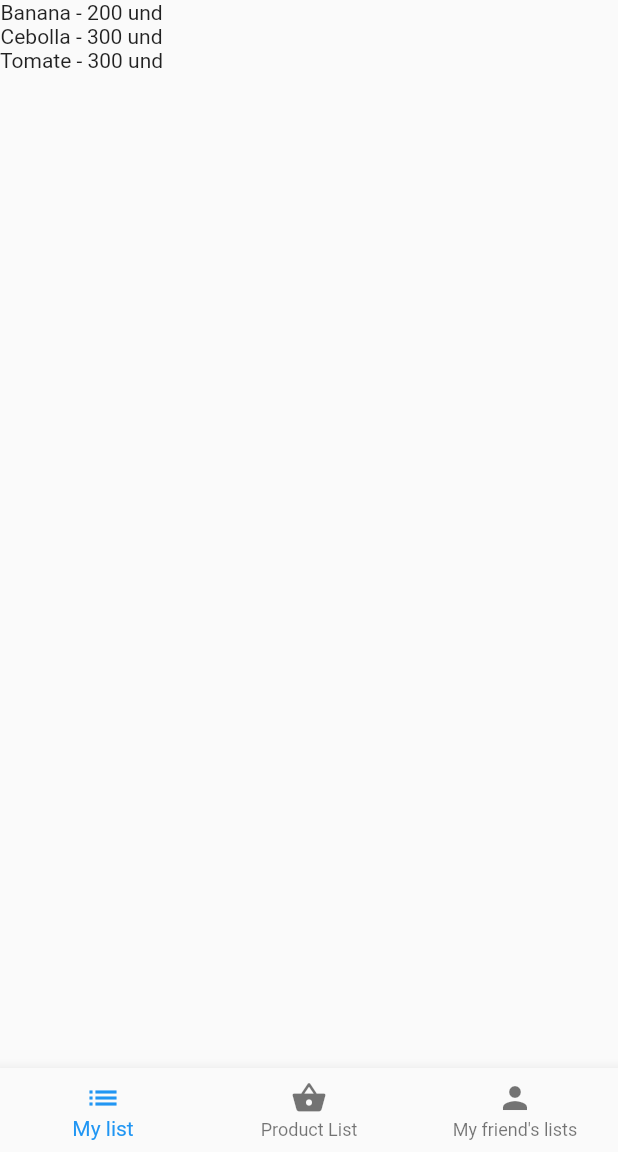
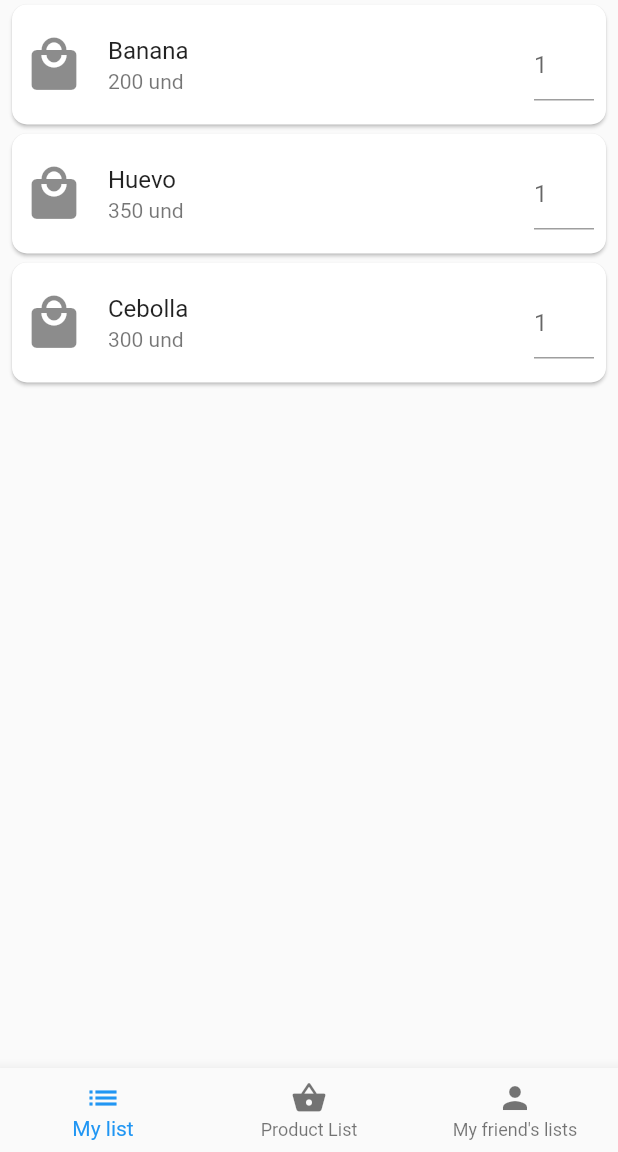
Before and after one commit to Yenniferh/flutter-firebase, a Flutter app: the screen it shows once a user with an empty profile is signed in, on a phone screen of 412 x 824 dp, the part 84-1236 px from its top. Run offline on Flutter 3.47's test engine with Material 2 defaults, Android fonts, the phone set to English and light mode, and no system bars; our stand-ins replace cloud_firestore, firebase_auth; accounts and stored records are empty.

Commit message:
MyListTile

```diff
--- a/lib/views/components/friend-tile.dart
+++ b/lib/views/components/friend-tile.dart
@@ -61,16 +61,4 @@ class _FriendTileState extends State<FriendTile> {
                 )),
     );
   }
-
-  /* if (type == 0) {
-                print("Removed friend's list");
-                setState(() {
-                  isChoosen = false;
-                });
-              } else {
-                print("Added friend's list");
-                setState(() {
-                  isChoosen = true;
-                });
-              } */
 }
--- /dev/null
+++ b/lib/views/components/my_list_tile.dart
@@ -0,0 +1,53 @@
+import 'package:flutter/material.dart';
+
+class MyListTile extends StatefulWidget {
+  // Product p
+  final String name;
+  final String price;
+  String quantity;
+
+  MyListTile({this.name, this.price});
+
+  @override
+  _MyListTileState createState() => _MyListTileState();
+}
+
+class _MyListTileState extends State<MyListTile> {
+  final _formKey = GlobalKey<FormState>();
+  String error = '';
+
+  @override
+  Widget build(BuildContext context) {
+    return Card(
+        shape: RoundedRectangleBorder(
+          borderRadius: BorderRadius.circular(10.0),
+        ),
+        margin: EdgeInsets.symmetric(horizontal: 8, vertical: 3),
+        color: Colors.white,
+        child: ListTile(
+            contentPadding: EdgeInsets.symmetric(horizontal: 8, vertical: 4),
+            leading: Icon(
+              Icons.local_mall,
+              size: 40,
+            ),
+            title: Text(widget.name),
+            subtitle: Text(widget.price),
+            trailing: SizedBox(
+              width: 40,
+              child: Form(
+                key: _formKey,
+                child: TextFormField(
+                  decoration: InputDecoration(
+                    hintText: '1',
+                  ),
+                  keyboardType: TextInputType.number,
+                  validator: (val) => val.isEmpty ? 'Enter an email' : null,
+                  onChanged: (val) {
+                    setState(() => widget.quantity = val);
+                    print(widget.quantity);
+                  },
+                ),
+              ),
+            )));
+  }
+}
--- a/lib/views/list/my_list.dart
+++ b/lib/views/list/my_list.dart
@@ -1,18 +1,18 @@
 import 'package:flutter/material.dart';
+import 'package:shopping_for_friends/views/components/my_list_tile.dart';
 
 class MyList extends StatelessWidget {
   @override
   Widget build(BuildContext context) {
     return Scaffold(
-
         body: Container(
-          child: Column(
-            children: <Widget>[
-              Text("Banana - 200 und"),
-              Text("Cebolla - 300 und"),
-              Text("Tomate - 300 und"),
-            ],
-          ),
-        ));
+      child: Column(
+        children: <Widget>[
+          MyListTile(name: "Banana", price: "200 und"),
+          MyListTile(name: "Huevo", price: "350 und"),
+          MyListTile(name: "Cebolla", price: "300 und"),
+        ],
+      ),
+    ));
   }
 }
```
